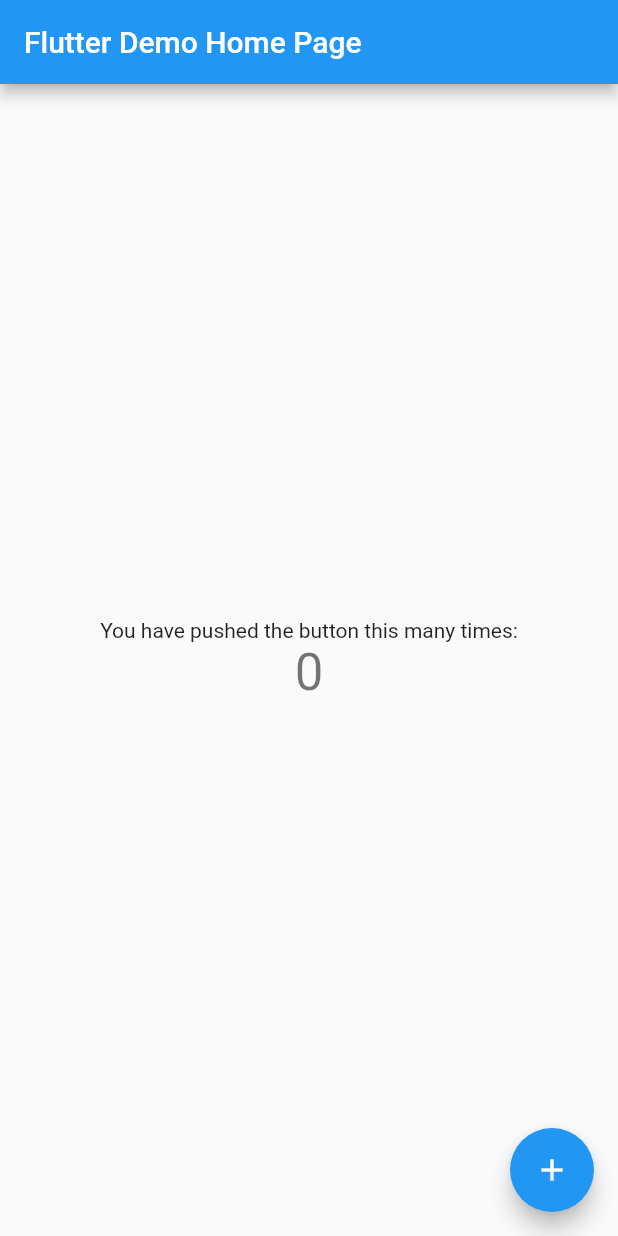
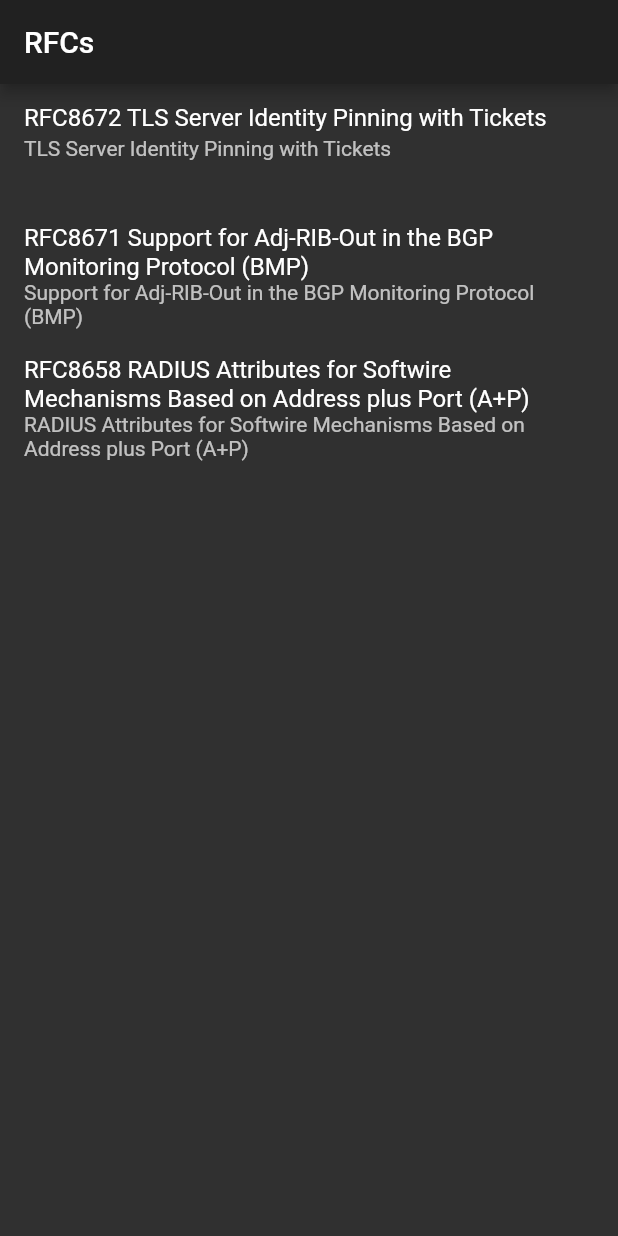
Before and after one commit to tomocy/rfr, a Flutter app: the screen it shows after launch, on a phone screen of 412 x 824 dp. Run offline on Flutter 3.47's test engine with Material 2 defaults, Android fonts, the phone set to English and light mode, and no system bars.

Commit message:
add IndexPage
IndexPage represents a page of the index of RFCs.

```diff
--- a/infra/flutter/rfv/lib/main.dart
+++ b/infra/flutter/rfv/lib/main.dart
@@ -1,112 +1,70 @@
 import 'package:flutter/material.dart';
 
-void main() => runApp(MyApp());
+void main() => runApp(RFV());
 
-class MyApp extends StatelessWidget {
-  // This widget is the root of your application.
+class RFV extends StatelessWidget {
   @override
   Widget build(BuildContext context) {
     return MaterialApp(
-      title: 'Flutter Demo',
+      title: 'RFV',
       theme: ThemeData(
-        // This is the theme of your application.
-        //
-        // Try running your application with "flutter run". You'll see the
-        // application has a blue toolbar. Then, without quitting the app, try
-        // changing the primarySwatch below to Colors.green and then invoke
-        // "hot reload" (press "r" in the console where you ran "flutter run",
-        // or simply save your changes to "hot reload" in a Flutter IDE).
-        // Notice that the counter didn't reset back to zero; the application
-        // is not restarted.
-        primarySwatch: Colors.blue,
+        brightness: Brightness.dark,
+        fontFamily: 'sans-serif',
       ),
-      home: MyHomePage(title: 'Flutter Demo Home Page'),
+      home: IndexPage(title: 'RFCs'),
     );
   }
 }
 
-class MyHomePage extends StatefulWidget {
-  MyHomePage({Key key, this.title}) : super(key: key);
-
-  // This widget is the home page of your application. It is stateful, meaning
-  // that it has a State object (defined below) that contains fields that affect
-  // how it looks.
-
-  // This class is the configuration for the state. It holds the values (in this
-  // case the title) provided by the parent (in this case the App widget) and
-  // used by the build method of the State. Fields in a Widget subclass are
-  // always marked "final".
+class IndexPage extends StatefulWidget {
+  IndexPage({Key key, this.title}) : super(key: key);
 
   final String title;
 
-  @override
-  _MyHomePageState createState() => _MyHomePageState();
+  _IndexPageState createState() => _IndexPageState(MockFetcher());
 }
 
-class _MyHomePageState extends State<MyHomePage> {
-  int _counter = 0;
+class _IndexPageState extends State<IndexPage> {
+  _IndexPageState(this._fetcher);
 
-  void _incrementCounter() {
-    setState(() {
-      // This call to setState tells the Flutter framework that something has
-      // changed in this State, which causes it to rerun the build method below
-      // so that the display can reflect the updated values. If we changed
-      // _counter without calling setState(), then the build method would not be
-      // called again, and so nothing would appear to happen.
-      _counter++;
-    });
+  Fetcher _fetcher;
+  Future<List<RFC>> _rfcs;
+
+  @override
+  initState() {
+    super.initState();
+    _rfcs = _fetcher.fetchIndex();
   }
 
   @override
   Widget build(BuildContext context) {
-    // This method is rerun every time setState is called, for instance as done
-    // by the _incrementCounter method above.
-    //
-    // The Flutter framework has been optimized to make rerunning build methods
-    // fast, so that you can just rebuild anything that needs updating rather
-    // than having to individually change instances of widgets.
     return Scaffold(
       appBar: AppBar(
-        // Here we take the value from the MyHomePage object that was created by
-        // the App.build method, and use it to set our appbar title.
         title: Text(widget.title),
       ),
-      body: Center(
-        // Center is a layout widget. It takes a single child and positions it
-        // in the middle of the parent.
-        child: Column(
-          // Column is also a layout widget. It takes a list of children and
-          // arranges them vertically. By default, it sizes itself to fit its
-          // children horizontally, and tries to be as tall as its parent.
-          //
-          // Invoke "debug painting" (press "p" in the console, choose the
-          // "Toggle Debug Paint" action from the Flutter Inspector in Android
-          // Studio, or the "Toggle Debug Paint" command in Visual Studio Code)
-          // to see the wireframe for each widget.
-          //
-          // Column has various properties to control how it sizes itself and
-          // how it positions its children. Here we use mainAxisAlignment to
-          // center the children vertically; the main axis here is the vertical
-          // axis because Columns are vertical (the cross axis would be
-          // horizontal).
-          mainAxisAlignment: MainAxisAlignment.center,
-          children: <Widget>[
-            Text(
-              'You have pushed the button this many times:',
-            ),
-            Text(
-              '$_counter',
-              style: Theme.of(context).textTheme.display1,
-            ),
-          ],
-        ),
+      body: FutureBuilder(
+        future: _rfcs,
+        builder: (context, snapshot) {
+          if (snapshot.hasData) {
+            Iterable<Widget> rfcs = snapshot.data.map<Widget>((RFC rfc) => buildTile(context, rfc));
+            return ListView(children: rfcs.toList());
+          }
+          if (snapshot.hasError) {
+            return Center(child: Text(snapshot.error.toString()));
+          }
+
+          return Center(child: CircularProgressIndicator());
+        },
       ),
-      floatingActionButton: FloatingActionButton(
-        onPressed: _incrementCounter,
-        tooltip: 'Increment',
-        child: Icon(Icons.add),
-      ), // This trailing comma makes auto-formatting nicer for build methods.
     );
+  }
+
+  Widget buildTile(BuildContext context, RFC rfc) {
+    return MergeSemantics(child: ListTile(
+        isThreeLine: true,
+        title: Text('${rfc.id} ${rfc.title}'),
+        subtitle: Text(rfc.title)
+    ));
   }
 }
 
@@ -115,6 +73,22 @@ abstract class Fetcher {
   Future<RFC> fetch(String id);
 }
 
+class MockFetcher implements Fetcher {
+  final List<RFC> _rfcs = [
+    RFC('RFC8672', 'TLS Server Identity Pinning with Tickets'),
+    RFC('RFC8671', 'Support for Adj-RIB-Out in the BGP Monitoring Protocol (BMP)'),
+    RFC('RFC8658', 'RADIUS Attributes for Softwire Mechanisms Based on Address plus Port (A+P)'),
+  ];
+
+  Future<List<RFC>> fetchIndex() async {
+    return _rfcs;
+  }
+
+  Future<RFC> fetch(String id) async {
+    return _rfcs.firstWhere((rfc) => rfc.id == id);
+  }
+}
+
 class RFC {
   RFC(this.id, this.title);
 
```
Also changed, not shown: 1 other file.
